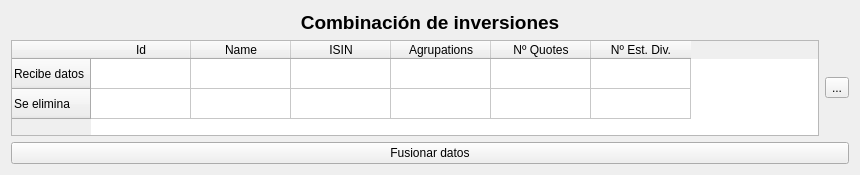
First picture: the form in ui/wdgMergeCodes.ui, repository turulomio/xulpymoney, before the edit.
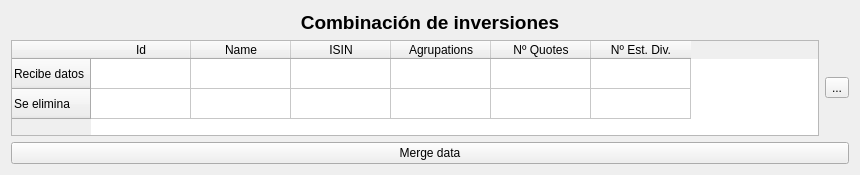
Second picture: the form after the edit. Icons and pictures are not drawn. Custom widgets are drawn as their Qt base class.

```diff
--- a/ui/wdgMergeCodes.ui
+++ b/ui/wdgMergeCodes.ui
@@ -115,7 +115,7 @@
      <item>
       <widget class="QPushButton" name="cmd">
        <property name="text">
-        <string>Fusionar datos</string>
+        <string>Merge data</string>
        </property>
       </widget>
      </item>
```
Left out of the diff: 3 changed lines with no effect on the pictures.
